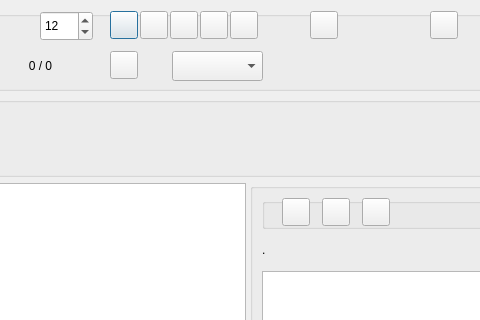
Before: the Qt Designer form GUI_UIs/ui_dialog_code_text.ui in ccbogel/QualCoder, drawn with Qt 5; both pictures show x 441 to 921 and y 0 to 320 of the 1054 by 695 pixel window.
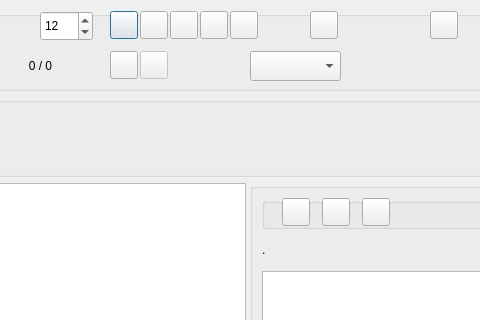
After: the same form once the commit is applied.

Commit message: undo edits button

The edit to the form file:
```diff
--- a/GUI_UIs/ui_dialog_code_text.ui
+++ b/GUI_UIs/ui_dialog_code_text.ui
@@ -476,7 +476,7 @@
      <widget class="QLabel" name="label_exports">
       <property name="geometry">
        <rect>
-        <x>572</x>
+        <x>650</x>
         <y>43</y>
         <width>24</width>
         <height>24</height>
@@ -492,7 +492,7 @@
      <widget class="QComboBox" name="comboBox_export">
       <property name="geometry">
        <rect>
-        <x>602</x>
+        <x>680</x>
         <y>40</y>
         <width>91</width>
         <height>30</height>
@@ -522,6 +522,25 @@
        </property>
       </item>
      </widget>
+     <widget class="QPushButton" name="pushButton_undo_edit">
+      <property name="enabled">
+       <bool>false</bool>
+      </property>
+      <property name="geometry">
+       <rect>
+        <x>570</x>
+        <y>40</y>
+        <width>28</width>
+        <height>28</height>
+       </rect>
+      </property>
+      <property name="toolTip">
+       <string>&lt;html&gt;&lt;head/&gt;&lt;body&gt;&lt;p&gt;After editing the text:&lt;/p&gt;&lt;p&gt;Review edited text to confirm code positions are correct. Undo edit text, if code postions are incorrect.&lt;/p&gt;&lt;p&gt;If the edit text button is pressed again to go into edit text. The last undo positions will be cleared.&lt;/p&gt;&lt;p&gt;If coding is perfomed after the last edit is undone, the coding postions will be incorrect.&lt;/p&gt;&lt;/body&gt;&lt;/html&gt;</string>
+      </property>
+      <property name="text">
+       <string/>
+      </property>
+     </widget>
     </widget>
    </item>
    <item>
```
